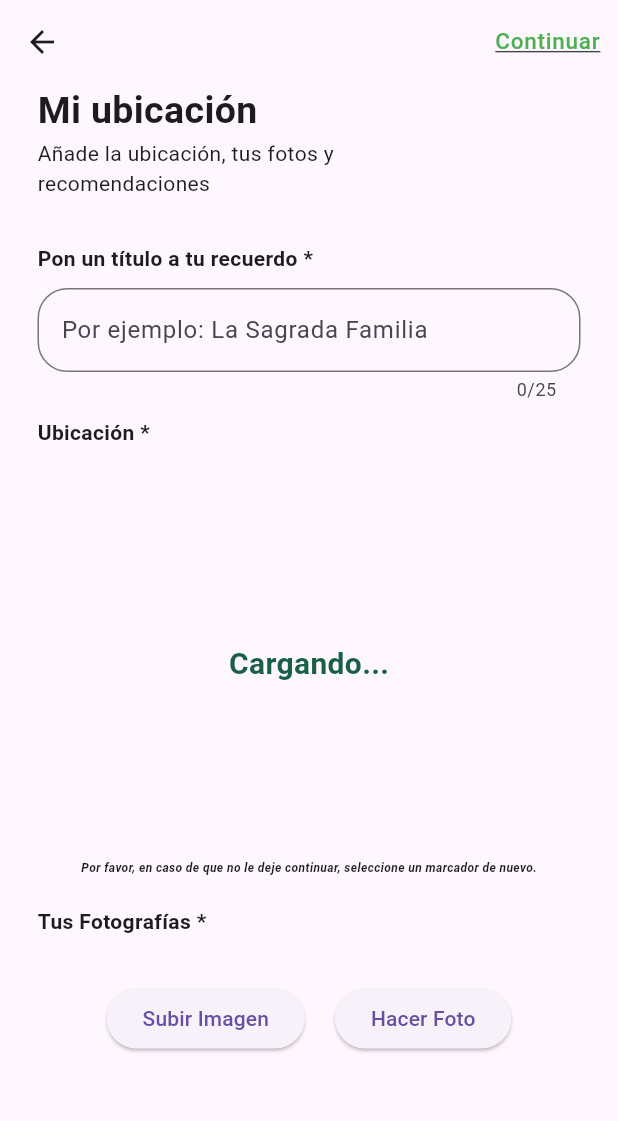
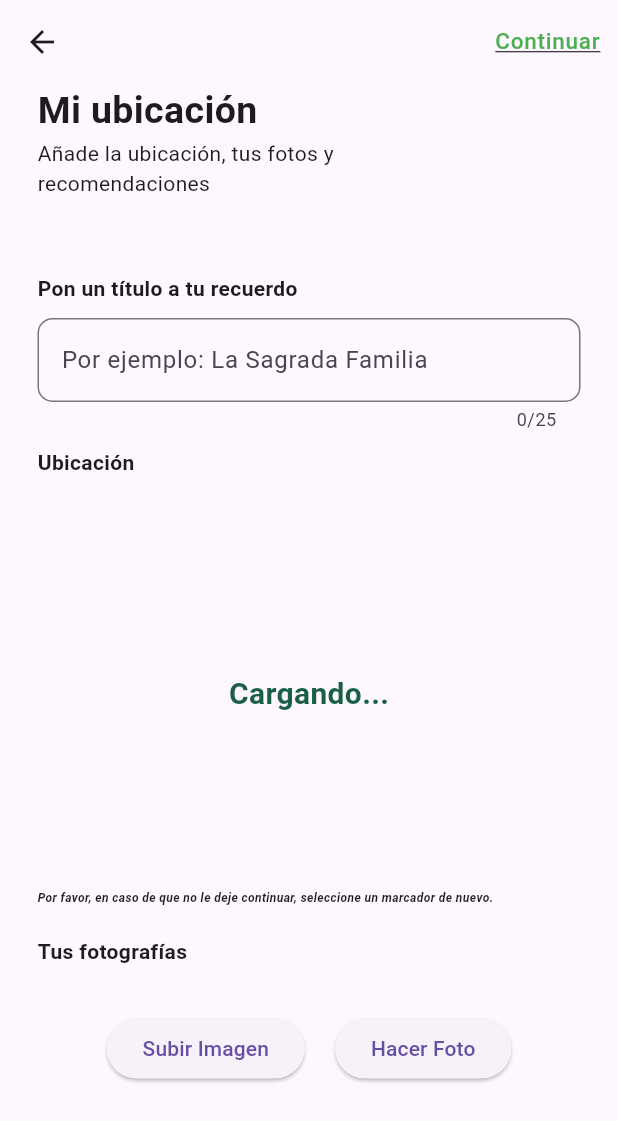
Before and after one commit to LorenzoDalmaau/NomadWorld_Front-end_Flutter, a Flutter app: the CreateLocation screen opened by its route, on a phone screen of 412 x 824 dp. Shown: the top 1121 px of the screen. Run offline on Flutter 3.47's test engine with Material 2 defaults, Android fonts, the phone set to English and light mode, and no system bars; our stand-ins replace carousel_slider, flutter_map, geolocator, get, image_picker, latlong2.

Commit message:
CreateLocation Screen corregido

```diff
--- a/lib/controllers/app_image_picker.dart
+++ b/lib/controllers/app_image_picker.dart
@@ -1,5 +1,4 @@
 import 'dart:io';
-
 import 'package:image_picker/image_picker.dart';
 
 class AppImagePicker {
--- a/lib/ui/routes/app_routes.dart
+++ b/lib/ui/routes/app_routes.dart
@@ -1,12 +1,12 @@
 
 import 'package:get/get_navigation/src/routes/get_route.dart';
-import 'package:nomadworld/ui/screens/CreateLocation/create_location.dart';
 import 'package:nomadworld/ui/screens/CreateRoute/create_route.dart';
 import 'package:nomadworld/ui/screens/HomeScreen/home_screen.dart';
 import 'package:nomadworld/ui/screens/LoginScreen/login_screen.dart';
 import 'package:nomadworld/ui/screens/RegisterScreen/register_screen.dart';
 import '../screens/CreateIL/create_il.dart';
 import '../screens/RouteScreen/RouteScreen.dart';
+import '../screens/create_location/create_location.dart';
 
 class AppRoutes {
   static final List<GetPage> routes = [
@@ -15,7 +15,7 @@ class AppRoutes {
     GetPage(name: '/home', page: () => HomeScreen()),
     GetPage(name: '/create-il', page: () => const CreateIL()),
     GetPage(name: '/create_route', page: () => const CreateRoute()),
-    GetPage(name: '/create_location', page: () => const CreateLocation()),
+    GetPage(name: '/create_location', page: () => CreateLocation()),
     GetPage(name: '/route', page: () => RouteScreen(),
     ),
   ];
--- a/lib/ui/screens/CreateLocation/create_location.dart
+++ /dev/null
@@ -1,57 +0,0 @@
-import 'package:flutter/material.dart';
-import 'package:nomadworld/ui/screens/CreateLocation/widgets/build_subtitle.dart';
-import 'package:nomadworld/ui/screens/CreateLocation/widgets/build_location.dart';
-import 'package:nomadworld/ui/screens/CreateLocation/widgets/build_title.dart';
-
-class CreateLocation extends StatefulWidget {
-  const CreateLocation({super.key});
-
-  @override
-  State<CreateLocation> createState() => _CreateLocationState();
-}
-
-class _CreateLocationState extends State<CreateLocation> {
-  @override
-  Widget build(BuildContext context) {
-    return Scaffold(
-      // APPBAR
-      appBar: AppBar(
-        actions: [
-          TextButton(
-            onPressed: () {},
-            child: const Text(
-              'Continuar',
-              style: TextStyle(
-                color: Colors.green,
-                fontSize: 15,
-                decoration: TextDecoration.underline,
-                letterSpacing: 0.5,
-                height: 1.5,
-              ),
-            ),
-          ),
-        ],
-      ),
-
-      //BODY
-      body: ListView(
-        children: [
-          Padding(
-            padding: const EdgeInsets.only(left: 25.0, right: 25.0),
-            child: Column(
-              crossAxisAlignment: CrossAxisAlignment.start,
-              children: [
-                // Title
-                const BuildTitle(),
-                // Subtitle
-                BuildSubtitle(),
-                // TextFields
-                const BuildLocation(),
-              ],
-            ),
-          ),
-        ],
-      ),
-    );
-  }
-}
--- a/lib/ui/screens/CreateLocation/widgets/build_location.dart
+++ /dev/null
@@ -1,158 +0,0 @@
-import 'package:flutter/material.dart';
-import 'package:flutter/services.dart';
-import 'package:get/get.dart';
-import 'package:get/get_core/src/get_main.dart';
-import 'package:latlong2/latlong.dart';
-import '../../../widgets/images_loader.dart';
-import '../../../widgets/map_box.dart';
-import 'package:http/http.dart' as http;
-import 'dart:convert' as convert;
-import 'dart:io';
-
-
-class BuildLocation extends StatelessWidget {
-  const BuildLocation({super.key});
-
-  @override
-  Widget build(BuildContext context) {
-    return const Padding(
-      padding: EdgeInsets.only(top: 30.0),
-      child: Column(
-        children: [
-          TNameLocation(),
-          SizedBox(height: 10),
-          BuildingLocationData(),
-        ],
-      ),
-    );
-  }
-}
-
-class TNameLocation extends StatelessWidget {
-  const TNameLocation({super.key});
-
-  @override
-  Widget build(BuildContext context) {
-    return const Align(
-      alignment: AlignmentDirectional.centerStart,
-      child: Text(
-        'Pon un título a tu recuerdo *',
-        style: TextStyle(
-          fontWeight: FontWeight.bold,
-        ),
-      ),
-    );
-  }
-}
-
-class BuildingLocationData extends StatefulWidget {
-  const BuildingLocationData({super.key});
-
-  @override
-  State<BuildingLocationData> createState() => _BuildingLocationDataState();
-}
-
-class _BuildingLocationDataState extends State<BuildingLocationData> {
-  // Controllers
-  TextEditingController nameLocationController = TextEditingController();
-  TextEditingController descriptionLocationController = TextEditingController();
-  LatLng? location;
-  List<File> images = [];
-
-  // Function to register the user
-  void userLocation(String name, String description, List images) async {
-    var url = Uri.parse('http://localhost/create_location');
-
-    // Creating the user object
-    Map<String, dynamic> userLocation = {
-      // TODO añadir los campos
-      "name" : nameLocationController,
-      "latitude": location!.latitude.toString(),
-      "longitude" : location!.longitude.toString(),
-      "image" : images,
-    };
-
-    // Sending the user object to the server
-    var response = await http.post(url,
-        body: convert.jsonEncode(userLocation),
-        headers: {'Content-Type': 'application/json'});
-
-    response.body; // "Envía" la location a la api
-  }
-
-
-  @override
-  Widget build(BuildContext context) {
-    return Padding(
-      padding: const EdgeInsets.only(bottom: 10.0),
-      child: Column(
-        children: [
-          // TextField
-          TextField(
-            controller: nameLocationController,
-            maxLines: 1,
-            maxLength: 25,
-            minLines: 1,
-            decoration: InputDecoration(
-              hintText: 'Por ejemplo: La Sagrada Familia',
-              border: OutlineInputBorder(
-                borderRadius: BorderRadius.circular(20.0),
-              ),
-            ),
-          ),
-
-          const SizedBox(height: 10),
-
-          // Title Ubicacion
-          const Align(
-            alignment: AlignmentDirectional.centerStart,
-            child: Text(
-              'Ubicación *',
-              style: TextStyle(
-                fontWeight: FontWeight.bold,
-              ),
-            ),
-          ),
-
-          const SizedBox(height: 20),
-          // Maps
-          Container(
-            height: 250,
-            child: MapBox(
-              onLocationChanged: (LatLng location) {
-                setState(() {
-                  print('Selected Location $location');
-                });
-              },
-            ),
-          ),
-          const SizedBox(height: 5),
-          const Text(
-            'Por favor, en caso de que no le deje continuar, seleccione un marcador de nuevo.',
-            style: TextStyle(
-                fontSize: 8,
-                fontWeight: FontWeight.bold,
-                fontStyle: FontStyle.italic),
-          ),
-
-          const SizedBox(height: 20),
-
-          // Tus fotografías
-          const Align(
-            alignment: AlignmentDirectional.centerStart,
-            child: Text(
-              'Tus Fotografías *',
-              style: TextStyle(
-                fontWeight: FontWeight.bold,
-              ),
-            ),
-          ),
-          const SizedBox(height: 10),
-
-          // Load Images from camera|gallery
-          ImagesLoader(images: const []),
-        ],
-      ),
-    );
-  }
-}
--- a/lib/ui/screens/CreateLocation/widgets/build_subtitle.dart
+++ /dev/null
@@ -1,24 +0,0 @@
-import 'package:flutter/material.dart';
-
-class BuildSubtitle extends StatelessWidget {
-  final String text = 'Añade la ubicación, tus fotos y recomendaciones';
-
-  @override
-  Widget build(BuildContext context) {
-    List<String> words = text.split(" ");
-    return Column(
-      crossAxisAlignment: CrossAxisAlignment.start,
-      children: [
-        Text(
-          // Muestra las primeras 6 palabras en la primera línea
-          words.take(6).join(' '),
-        ),
-        if (words.length > 6)
-          Text(
-            // Muestra las palabras restantes en la segunda línea
-            words.skip(6).join(' '),
-          ),
-      ],
-    );
-  }
-}
--- a/lib/ui/screens/CreateLocation/widgets/build_title.dart
+++ /dev/null
@@ -1,16 +0,0 @@
-import 'package:flutter/material.dart';
-
-class BuildTitle extends StatelessWidget {
-  const BuildTitle({super.key});
-
-  @override
-  Widget build(BuildContext context) {
-    return const Text(
-      'Mi ubicación',
-      style: TextStyle(
-        fontSize: 25,
-        fontWeight: FontWeight.bold,
-      ),
-    );
-  }
-}
--- /dev/null
+++ b/lib/ui/screens/create_location/create_location.dart
@@ -0,0 +1,145 @@
+import 'package:flutter/material.dart';
+import 'package:latlong2/latlong.dart';
+import 'package:nomadworld/ui/widgets/images_loader.dart';
+import 'dart:io';
+
+import 'package:nomadworld/ui/widgets/map_box.dart';
+
+class CreateLocation extends StatefulWidget {
+  CreateLocation({super.key});
+
+  @override
+  State<CreateLocation> createState() => _CreateLocationState();
+}
+
+class _CreateLocationState extends State<CreateLocation> {
+  TextEditingController nameLocationController = TextEditingController();
+
+  TextEditingController descriptionLocationController = TextEditingController();
+
+  List<File> images = [];
+
+  LatLng? location;
+
+  @override
+  Widget build(BuildContext context) {
+    return Scaffold(
+      // APPBAR
+      appBar: AppBar(
+        actions: [
+          TextButton(
+            onPressed: () {},
+            child: const Text(
+              'Continuar',
+              style: TextStyle(
+                color: Colors.green,
+                fontSize: 15,
+                decoration: TextDecoration.underline,
+                letterSpacing: 0.5,
+                height: 1.5,
+              ),
+            ),
+          ),
+        ],
+      ),
+      body: ListView(
+        children: [
+          Padding(
+            padding: const EdgeInsets.only(left: 25.0, right: 25.0),
+            child: Column(
+              crossAxisAlignment: CrossAxisAlignment.start,
+              children: [
+                /// Title
+                const Text(
+                  'Mi ubicación',
+                  style: TextStyle(fontSize: 25, fontWeight: FontWeight.bold),
+                ),
+
+                /// Subtitle
+                const Text('Añade la ubicación, tus fotos y\nrecomendaciones'),
+
+                const SizedBox(height: 50),
+
+                /// Location Name
+                const Align(
+                  alignment: AlignmentDirectional.centerStart,
+                  child: Text(
+                    'Pon un título a tu recuerdo',
+                    style: TextStyle(fontWeight: FontWeight.bold),
+                  ),
+                ),
+
+                const SizedBox(height: 10),
+
+                /// FormField
+                TextFormField(
+                  controller: nameLocationController,
+                  maxLines: 1,
+                  maxLength: 25,
+                  minLines: 1,
+                  decoration: InputDecoration(
+                    hintText: 'Por ejemplo: La Sagrada Familia',
+                    border: OutlineInputBorder(
+                      borderRadius: BorderRadius.circular(10.0),
+                    ),
+                  ),
+                ),
+
+                const SizedBox(height: 10),
+
+                /// Title Location
+                const Align(
+                  alignment: AlignmentDirectional.centerStart,
+                  child: Text(
+                    'Ubicación',
+                    style: TextStyle(fontWeight: FontWeight.bold),
+                  ),
+                ),
+
+                const SizedBox(height: 20),
+
+                Container(
+                  height: 250,
+                  child: MapBox(
+                    onLocationChanged: (LatLng location) {
+                      setState(() {
+                        print('Selected Location: $location');
+                      });
+                    },
+                  ),
+                ),
+
+                const SizedBox(height: 5),
+
+                /// Advertation
+                const Text(
+                  'Por favor, en caso de que no le deje continuar, seleccione un marcador de nuevo.',
+                  style: TextStyle(
+                      fontSize: 8,
+                      fontWeight: FontWeight.bold,
+                      fontStyle: FontStyle.italic),
+                ),
+
+                const SizedBox(height: 20),
+
+                /// Images
+                const Align(
+                  alignment: AlignmentDirectional.centerStart,
+                  child: Text(
+                    'Tus fotografías',
+                    style: TextStyle(fontWeight: FontWeight.bold),
+                  ),
+                ),
+
+                const SizedBox(height: 10),
+
+                /// Load Images from camera | gallery
+                ImagesLoader(),
+              ],
+            ),
+          ),
+        ],
+      ),
+    );
+  }
+}
--- a/lib/ui/widgets/images_loader.dart
+++ b/lib/ui/widgets/images_loader.dart
@@ -4,14 +4,15 @@ import 'package:image_picker/image_picker.dart';
 import 'package:nomadworld/controllers/app_image_picker.dart';
 
 class ImagesLoader extends StatefulWidget {
-  List<File> images = [];
-  ImagesLoader({super.key, required this.images});
+
+  ImagesLoader({super.key});
 
   @override
   State<StatefulWidget> createState() => _buildImagesLoader();
 }
 
 class _buildImagesLoader extends State<ImagesLoader> {
+  List<File> images = [];
   File? image;
 
   pickImage(ImageSource source) {
@@ -19,7 +20,7 @@ class _buildImagesLoader extends State<ImagesLoader> {
       onPick: (File? image) {
         setState(
           () {
-            widget.images.add(image!);
+            images.add(image!);
           },
         );
       },
@@ -31,7 +32,7 @@ class _buildImagesLoader extends State<ImagesLoader> {
     return Column(
       children: [
         // TODO Agregar ListView.builder
-        ImgListLoader(images: widget.images),
+        ImgListLoader(images: images),
 
         const SizedBox(height: 20), // SizedBox
 
@@ -64,7 +65,7 @@ class _buildImagesLoader extends State<ImagesLoader> {
 
   checkImage() {
     if (image != null) {
-      widget.images.add(image!);
+      images.add(image!);
       return Image.file(image!);
     }
   }
```
